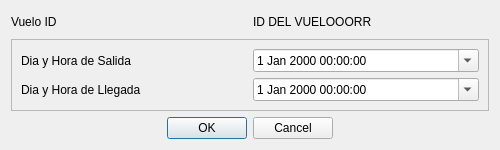
Above: src/ui/actualizacionInstanciasVuelo.ui from diegomarcov/svr before the change. Below: the same form after it.
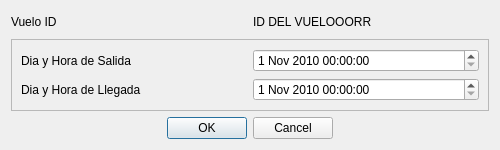
That is the form after the change.

Diff of the .ui file:
```diff
--- a/src/ui/actualizacionInstanciasVuelo.ui
+++ b/src/ui/actualizacionInstanciasVuelo.ui
@@ -85,15 +85,36 @@
       </item>
       <item row="0" column="1">
        <widget class="QDateTimeEdit" name="dateTimeEditHoraSalida">
+        <property name="minimumDate">
+         <date>
+          <year>2010</year>
+          <month>11</month>
+          <day>1</day>
+         </date>
+        </property>
+        <property name="minimumTime">
+         <time>
+          <hour>0</hour>
+          <minute>0</minute>
+          <second>0</second>
+         </time>
+        </property>
         <property name="calendarPopup">
-         <bool>true</bool>
+         <bool>false</bool>
         </property>
        </widget>
       </item>
       <item row="1" column="1">
        <widget class="QDateTimeEdit" name="dateTimeEditHoraLlegada">
+        <property name="minimumDate">
+         <date>
+          <year>2010</year>
+          <month>11</month>
+          <day>1</day>
+         </date>
+        </property>
         <property name="calendarPopup">
-         <bool>true</bool>
+         <bool>false</bool>
         </property>
        </widget>
       </item>
```
Left out of the diff: 4 changed lines with no effect on the pictures.
